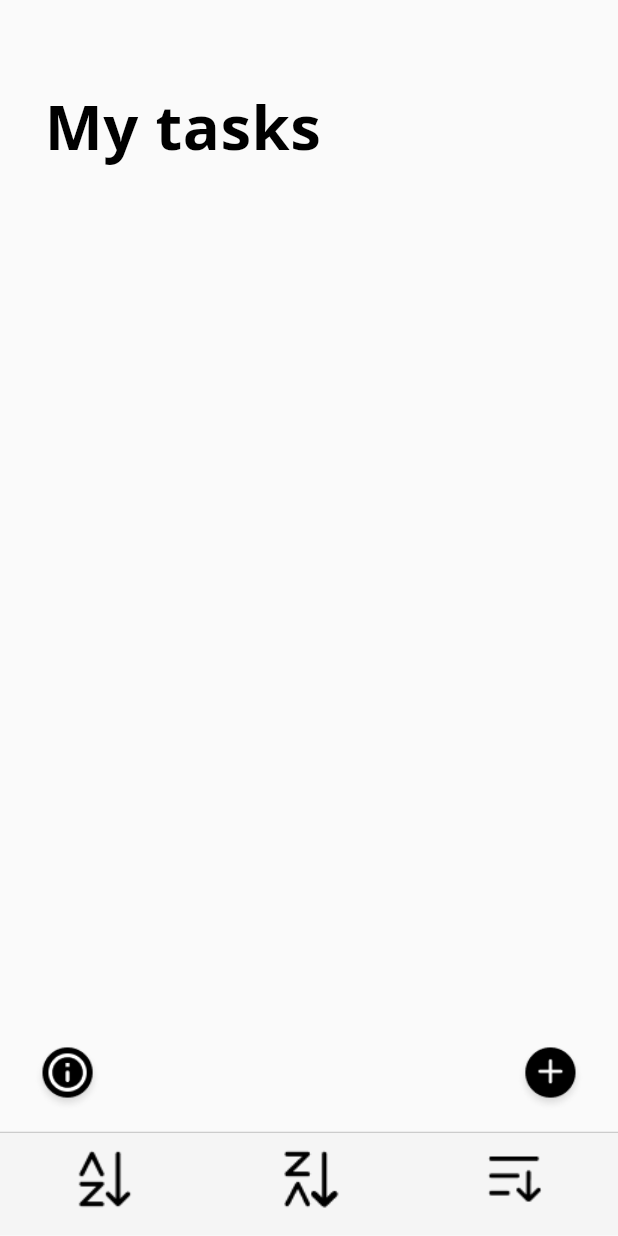
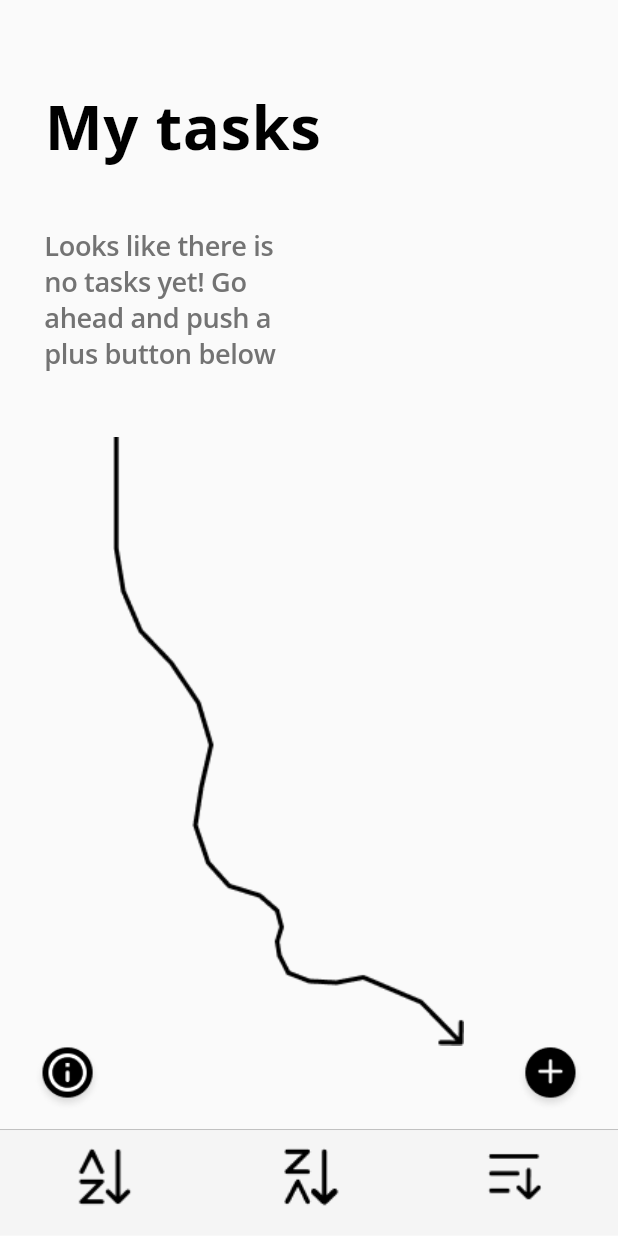
Before and after one commit to abezuglova/second_task, a Flutter app: the screen it shows after launch, on a phone screen of 412 x 824 dp. Run offline on Flutter 3.47's test engine with Material 2 defaults, Android fonts, the phone set to English and light mode, and no system bars; our stand-ins replace flutter_screenutil, google_fonts.

Commit message:
instructions screen created

```diff
--- a/lib/presentation/assets/app_images.dart
+++ b/lib/presentation/assets/app_images.dart
@@ -4,4 +4,5 @@ class AppImages {
   static const alphaSortIcon = 'images/alpha_sort_icon.png';
   static const alphaReversedSortIcon = 'images/alpha_reversed_sort_icon.png';
   static const timeSortIcon = 'images/time_sort_icon.png';
+  static const arrowImage = 'images/arrow.png';
 }
--- a/lib/presentation/pages/tasks_page/screens/instructions_screen.dart
+++ b/lib/presentation/pages/tasks_page/screens/instructions_screen.dart
@@ -1,10 +1,32 @@
 import 'package:flutter/material.dart';
+import 'package:flutter_screenutil/flutter_screenutil.dart';
+import 'package:second_task/presentation/assets/app_images.dart';
 
 class InstructionsScreen extends StatelessWidget {
   const InstructionsScreen({super.key});
 
   @override
   Widget build(BuildContext context) {
-    return const Placeholder();
+    final textTheme = Theme.of(context).textTheme;
+    return Column(
+      crossAxisAlignment: CrossAxisAlignment.start,
+      children: [
+        SizedBox(
+          width: 160.w,
+          child: Text(
+            'Looks like there is no tasks yet! Go ahead and push a plus button below',
+            style: textTheme.bodySmall,
+          ),
+        ),
+        Padding(
+          padding: EdgeInsets.fromLTRB(32.w, 41.h, 0, 0),
+          child: Image(
+            image: const AssetImage(AppImages.arrowImage),
+            width: 232.w,
+            height: 404.h,
+          ),
+        ),
+      ],
+    );
   }
 }
--- a/lib/presentation/pages/tasks_page/tasks_page.dart
+++ b/lib/presentation/pages/tasks_page/tasks_page.dart
@@ -1,4 +1,5 @@
 import 'package:flutter/material.dart';
+import 'package:second_task/presentation/pages/tasks_page/screens/instructions_screen.dart';
 import 'package:second_task/presentation/pages/tasks_page/screens/tasks_screen.dart';
 import 'package:second_task/presentation/pages/tasks_page/widgets/bottom_tap_bar_widget.dart';
 import 'package:second_task/presentation/pages/tasks_page/widgets/floating_buttons_widget.dart';
@@ -16,17 +17,26 @@ class TasksPage extends StatelessWidget {
           Padding(
             padding: EdgeInsets.fromLTRB(27.w, 60.h, 14.w, 0),
             child: Column(
+              crossAxisAlignment: CrossAxisAlignment.start,
               children: [
                 Row(
                   children: [
-                    Text('My tasks', style: textTheme.headlineLarge,),
+                    Text(
+                      'My tasks',
+                      style: textTheme.headlineLarge,
+                    ),
                   ],
                 ),
-                const TasksScreen(tasksList: []),
+                SizedBox(height: 41.h),
+                const InstructionsScreen(),
               ],
             ),
           ),
-          const FloatingButtonsWidget(),
+          Positioned(
+              top: 685.h,
+              left: 20.w,
+              right: 20.w,
+              child: const FloatingButtonsWidget()),
         ],
       ),
       bottomNavigationBar: const BottomTapBarWidget(),
--- a/lib/presentation/pages/tasks_page/widgets/bottom_tap_bar_widget.dart
+++ b/lib/presentation/pages/tasks_page/widgets/bottom_tap_bar_widget.dart
@@ -9,13 +9,13 @@ class BottomTapBarWidget extends StatelessWidget {
   @override
   Widget build(BuildContext context) {
     return Container(
-      padding: const EdgeInsets.fromLTRB(0, 9, 0, 16),
+      padding: EdgeInsets.fromLTRB(0, 9.h, 0, 16.w),
       decoration: BoxDecoration(
         color: AppColors.bottomTapBarColor.withOpacity(0.94),
         boxShadow: [
           BoxShadow(
             color: Colors.black.withOpacity(0.3),
-            offset: const Offset(0, -0.5),
+            offset: Offset(0, -0.5.h),
           ),
         ],
       ),
--- a/lib/presentation/pages/tasks_page/widgets/floating_buttons_widget.dart
+++ b/lib/presentation/pages/tasks_page/widgets/floating_buttons_widget.dart
@@ -7,11 +7,7 @@ class FloatingButtonsWidget extends StatelessWidget {
 
   @override
   Widget build(BuildContext context) {
-    return Positioned(
-      top: 685.h,
-      left: 20.w,
-      right: 20.w,
-      child: Row(
+    return Row(
       mainAxisAlignment: MainAxisAlignment.spaceBetween,
       children: [
         Image(
@@ -25,7 +21,6 @@ class FloatingButtonsWidget extends StatelessWidget {
           height: 42.w,
         ),
       ],
-      ),
     );
   }
 }
```
Also changed, not shown: images/arrow.png (added). Lines whose indentation alone changed are shown as unchanged.
